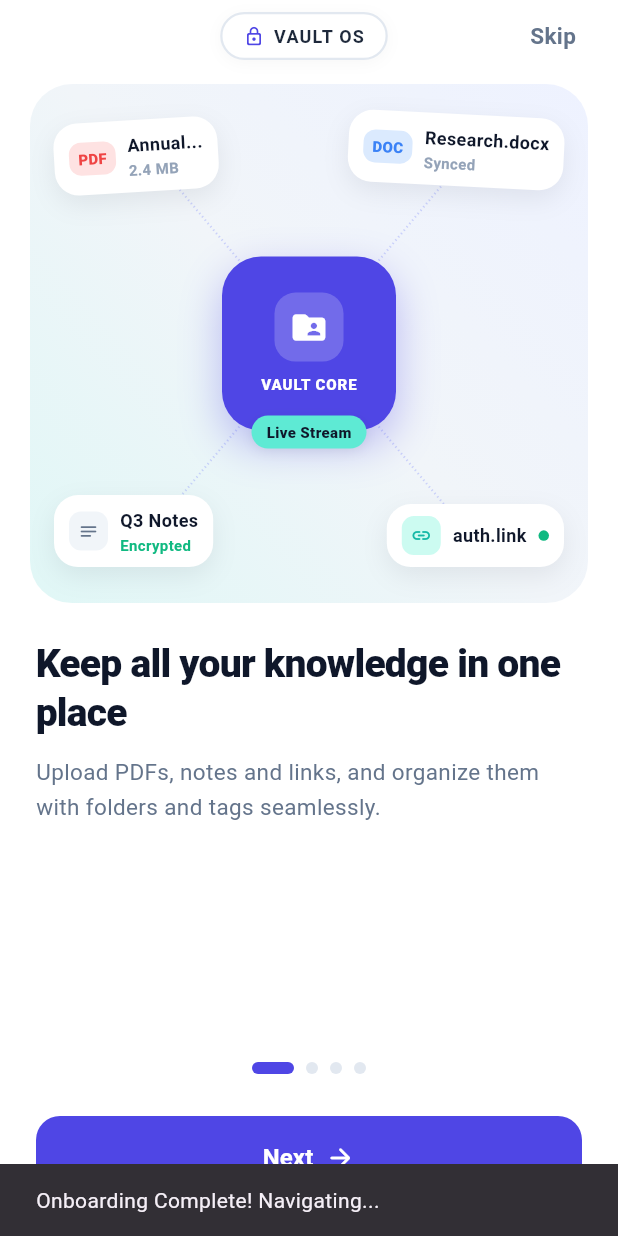
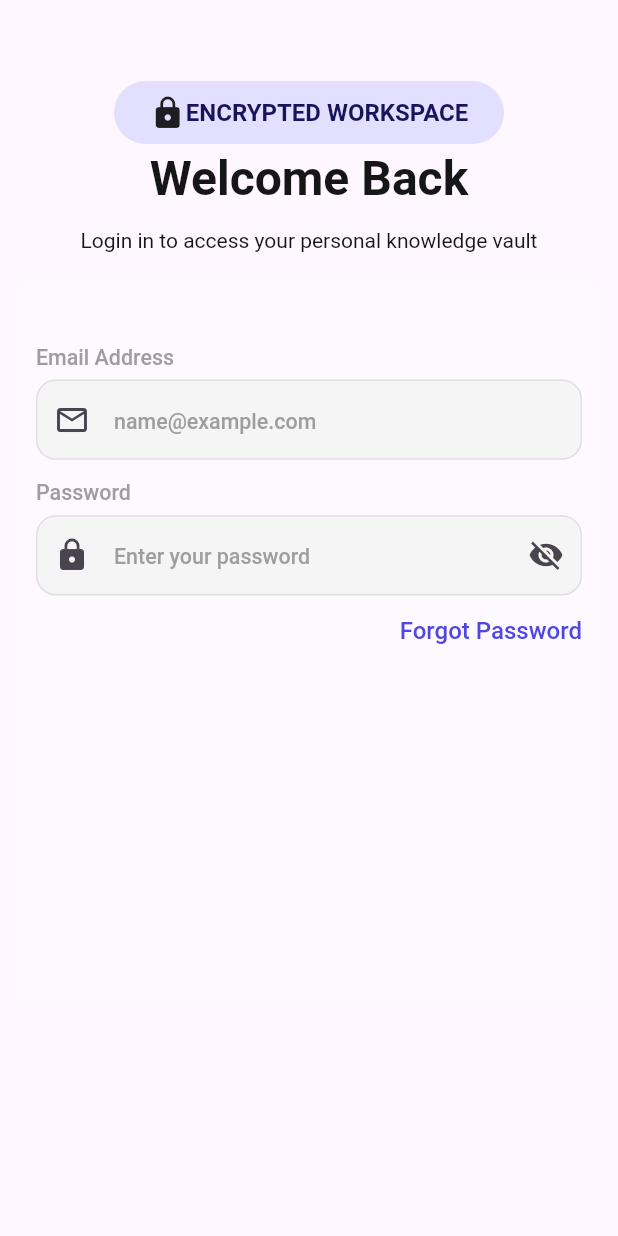
Before and after one commit to Marwa-hub983/knowledgeVault_app, a Flutter app: the screen it shows after launch, after a tap on "Skip", on a phone screen of 412 x 824 dp. Run offline on Flutter 3.47's test engine with Material 3 defaults, Android fonts, the phone set to English and light mode, and no system bars; our stand-ins replace go_router.

Commit message:
login screen added

```diff
--- a/lib/features/auth/screens/login_screen.dart
+++ b/lib/features/auth/screens/login_screen.dart
@@ -0,0 +1,123 @@
+import 'package:flutter/material.dart';
+import 'package:knowledge_vault_app/shared/constants/colors.dart';
+import 'package:knowledge_vault_app/shared/constants/font_palette.dart';
+import 'package:knowledge_vault_app/shared/constants/responsive/responsive_utils.dart';
+import 'package:knowledge_vault_app/shared/constants/text_fields/text_field.dart';
+
+class LoginScreen extends StatefulWidget {
+  const new({super.key});
+
+  @override
+  State<LoginScreen> createState() => _LoginScreenState();
+}
+
+class _LoginScreenState extends State<LoginScreen> {
+  bool isVisible = false;
+  @override
+  Widget build(BuildContext context) {
+    return Scaffold(
+      body: SafeArea(
+        child: Padding(
+          padding: const EdgeInsets.all(12.0),
+          child: Column(
+            children: [
+              SizedBox(height: 42),
+              Center(
+                child: Column(
+                  children: [
+                    Container(
+                      width: 260,
+                      height: 42,
+                      decoration: BoxDecoration(
+                        borderRadius: BorderRadius.circular(30),
+                        color: const Color(0xFFE3DFFF),
+                      ),
+
+                      child: Row(
+                        mainAxisAlignment: MainAxisAlignment.center,
+                        children: [
+                          Icon(Icons.lock),
+                          Text(
+                            'ENCRYPTED WORKSPACE',
+                            style: FontPalette.hW700S16.copyWith(
+                              color: Color(0xFF17145C),
+                            ),
+                          ),
+                        ],
+                      ),
+                    ),
+                    Text('Welcome Back', style: FontPalette.hW700S32),
+                    SizedBox(height: 8),
+                    Text(
+                      'Login in to access your personal knowledge vault',
+                      style: FontPalette.hW400S14,
+                    ),
+
+                    SizedBox(height: 18),
+                    _buildLoginUi(),
+                  ],
+                ),
+              ),
+            ],
+          ),
+        ),
+      ),
+    );
+  }
+
+Widget _buildLoginUi() {
+  return Container(
+    height: 480,
+    decoration: BoxDecoration(
+      color: kWhiteOverlay20,
+      borderRadius: BorderRadius.circular(8),
+    ),
+    child: Padding(
+      padding: const EdgeInsets.only(left: 12,right: 12,top: 12),
+      child: Column(
+        mainAxisAlignment: MainAxisAlignment.start,
+        crossAxisAlignment: CrossAxisAlignment.center,
+        children: [
+          const SizedBox(height: 28),
+
+          TextFeildWidget(
+            prefix: const Icon(Icons.email_outlined),
+            hintText: 'name@example.com',
+            topLabelText: 'Email Address',
+          ),
+
+          const SizedBox(height: 12),
+
+          TextFeildWidget(
+            prefix: const Icon(Icons.lock),
+            topLabelText: 'Password',
+            hintText: 'Enter your password',
+
+            // Toggle password visibility
+            obscureText: !isVisible,
+
+            suffixIcon: InkWell(
+              onTap: () {
+                setState(() {
+                  isVisible = !isVisible;
+                });
+              },
+              child: Icon(
+                isVisible
+                    ? Icons.visibility
+                    : Icons.visibility_off,
+              ),
+            ),
+          ),
+          SizedBox(height: 12,),
+          Row(
+            children: [Spacer(),
+            Text('Forgot Password',style: FontPalette.hW500S16.copyWith(color: kPrimaryColor),)],
+          )
+        ],
+      ),
+    ),
+  );
+}
+
+}
--- a/lib/features/auth/screens/onBoarding_screen.dart
+++ b/lib/features/auth/screens/onBoarding_screen.dart
@@ -1,4 +1,6 @@
 import 'package:flutter/material.dart';
+import 'package:go_router/go_router.dart';
+import 'package:knowledge_vault_app/shared/routes/routes.dart';
 
 class OnboardingScreen extends StatefulWidget {
   const OnboardingScreen({super.key});
@@ -47,7 +49,8 @@ class _OnboardingScreenState extends State<OnboardingScreen> {
         curve: Curves.easeInOut,
       );
     } else {
-      _onComplete();
+      // _onComplete();
+      context.push(login);
     }
   }
 
@@ -60,11 +63,11 @@ class _OnboardingScreenState extends State<OnboardingScreen> {
     }
   }
 
-  void _onComplete() {
-    ScaffoldMessenger.of(context).showSnackBar(
-      const SnackBar(content: Text('Onboarding Complete! Navigating...')),
-    );
-  }
+  // void _onComplete() {
+  //   ScaffoldMessenger.of(context).showSnackBar(
+  //     const SnackBar(content: Text('Onboarding Complete! Navigating...')),
+  //   );
+  // }
 
   @override
   Widget build(BuildContext context) {
@@ -139,7 +142,9 @@ class _OnboardingScreenState extends State<OnboardingScreen> {
                   // Skip Button (or Shield badge on final page)
                   if (!isLastPage)
                     GestureDetector(
-                      onTap: _onComplete,
+                      onTap: (){
+                        context.push(login);
+                      },
                       behavior: HitTestBehavior.opaque,
                       child: const Padding(
                         padding: EdgeInsets.symmetric(horizontal: 12),
@@ -292,11 +297,16 @@ class _OnboardingScreenState extends State<OnboardingScreen> {
                       child: Row(
                         mainAxisAlignment: MainAxisAlignment.center,
                         children: [
-                          Text(
-                            isLastPage ? 'Get started' : 'Next',
-                            style: const TextStyle(
-                              fontSize: 16,
-                              fontWeight: FontWeight.w600,
+                          GestureDetector(
+                            onTap: (){
+                              context.push(login);
+                            },
+                            child: Text(
+                              isLastPage ? 'Get started' : 'Next',
+                              style: const TextStyle(
+                                fontSize: 16,
+                                fontWeight: FontWeight.w600,
+                              ),
                             ),
                           ),
                           const SizedBox(width: 8),
@@ -399,7 +409,7 @@ class _GraphicScreen1 extends StatelessWidget {
               badgeText: 'PDF',
               badgeBgColor: Color(0xFFFEE2E2),
               badgeTextColor: Color(0xFFEF4444),
-              title: 'Annual...',
+              title: 'Architecture',
               subtitle: '2.4 MB',
             ),
           ),
--- a/lib/my_app.dart
+++ b/lib/my_app.dart
@@ -1,4 +1,6 @@
 import 'package:flutter/material.dart';
+import 'package:go_router/go_router.dart';
+import 'package:knowledge_vault_app/shared/routes/route_generator.dart';
 import 'features/auth/screens/onBoarding_screen.dart';
 
 class MyApp extends StatefulWidget {
@@ -12,6 +14,7 @@ class MyApp extends StatefulWidget {
 }
 
 class _MyAppState extends State<MyApp> {
+   final GoRouter router = RouteGenerator.generateRoute();
   ThemeMode _themeMode = ThemeMode.light;
 
   void toggleTheme() {
@@ -24,11 +27,12 @@ class _MyAppState extends State<MyApp> {
 
   @override
   Widget build(BuildContext context) {
-    return MaterialApp(
+    return MaterialApp.router(
       debugShowCheckedModeBanner: false,
       title: 'Personal Knowledge Vault App',
       themeMode: _themeMode,
-      home: const OnboardingScreen(),
+      routerConfig: router,
+
     );
   }
 }
--- /dev/null
+++ b/lib/shared/constants/font_palette.dart
@@ -0,0 +1,77 @@
+
+import 'package:flutter/material.dart';
+import 'package:knowledge_vault_app/shared/constants/colors.dart';
+
+class FontPalette {
+  static const themeFont="Manrope";
+  static TextTheme get textLightTheme{
+    final base=Typography.material2021().black;
+    return base.copyWith(
+      bodyMedium: base.bodyMedium?.copyWith(fontFamily:themeFont),
+      titleMedium: base.titleMedium?.copyWith(fontFamily:themeFont ),
+      titleLarge: base.titleLarge?.copyWith(fontFamily: themeFont)
+    );
+  }
+  static TextTheme get textDarkTheme{
+    final base = Typography.material2021().white;
+    return base.copyWith(
+      bodyMedium: base.bodyMedium?.copyWith(fontFamily: themeFont),
+      titleMedium: base.titleMedium?.copyWith(fontFamily: themeFont),
+      titleLarge: base.titleLarge?.copyWith(fontFamily: themeFont)
+    );
+  }
+  static TextStyle hW400S14=TextStyle(
+    fontSize: 14,
+    fontWeight: FontWeight.w400,
+    letterSpacing: 0,
+    color: kBlack
+  );
+   static TextStyle hW400S16=TextStyle(
+    fontSize: 16,
+    fontWeight: FontWeight.w400,
+    letterSpacing: 0,
+    color: kBlack
+  );
+   static TextStyle hW400S18=TextStyle(
+    fontSize: 18,
+    fontWeight: FontWeight.w400,
+    letterSpacing: 0,
+    color: kBlack
+  );
+   static TextStyle hW500S13=TextStyle(
+    fontSize: 13,
+    fontWeight: FontWeight.w500,
+    letterSpacing: 0,
+    color: kBlack
+  );
+    static TextStyle hW500S16=TextStyle(
+    fontSize: 16,
+    fontWeight: FontWeight.w500,
+    letterSpacing: 0,
+    color: kBlack
+  );
+    static TextStyle hW700S16=TextStyle(
+    fontSize: 16,
+    fontWeight: FontWeight.w700,
+    letterSpacing: 0,
+    color: kBlack
+  );
+     static TextStyle hW700S26=TextStyle(
+    fontSize: 26,
+    fontWeight: FontWeight.w700,
+    letterSpacing: 0,
+    color: kBlack
+  );
+     static TextStyle hW700S32=TextStyle(
+    fontSize: 32,
+    fontWeight: FontWeight.w700,
+    letterSpacing: 0,
+    color: kBlack
+  );
+       static TextStyle hW800S26=TextStyle(
+    fontSize: 26,
+    fontWeight: FontWeight.w800,
+    letterSpacing: 0,
+    color: kBlack
+  );
+}
--- /dev/null
+++ b/lib/shared/constants/responsive/responsive_utils.dart
@@ -0,0 +1,119 @@
+import 'package:flutter/material.dart';
+
+enum DeviceType {
+  mobileSmall,
+  mobile,
+  tablet,
+  desktop,
+}
+
+class ResponsiveUtils {
+
+  static const double baseWidth = 375;
+  static const double baseHeight = 812;
+
+
+  static double screenWidth(BuildContext context) =>
+      MediaQuery.of(context).size.width;
+
+  static double screenHeight(BuildContext context) =>
+      MediaQuery.of(context).size.height;
+
+  static Orientation orientation(BuildContext context) =>
+      MediaQuery.of(context).orientation;
+
+  static bool isLandscape(BuildContext context) =>
+      orientation(context) == Orientation.landscape;
+
+  static double shortestSide(BuildContext context) =>
+      MediaQuery.of(context).size.shortestSide;
+
+
+  static DeviceType getDeviceType(BuildContext context) {
+    final width = screenWidth(context);
+    final shortSide = shortestSide(context);
+
+    final isTablet = shortSide >= 600;
+
+    if (width < 360) return DeviceType.mobileSmall;
+    if (width < 600 && !isTablet) return DeviceType.mobile;
+    if (width < 1024) return DeviceType.tablet;
+    return DeviceType.desktop;
+  }
+
+  static bool isMobile(BuildContext context) =>
+      getDeviceType(context) == DeviceType.mobile ||
+      getDeviceType(context) == DeviceType.mobileSmall;
+
+  static bool isTablet(BuildContext context) =>
+      getDeviceType(context) == DeviceType.tablet;
+
+  static bool isDesktop(BuildContext context) =>
+      getDeviceType(context) == DeviceType.desktop;
+
+  // ================= SCALE METHODS =================
+  static double scaleW(BuildContext context, double size) {
+    return (screenWidth(context) / baseWidth) * size;
+  }
+
+  static double scaleH(BuildContext context, double size) {
+    return (screenHeight(context) / baseHeight) * size;
+  }
+
+  static double scaleSp(BuildContext context, double size) {
+    final scale = screenWidth(context) / baseWidth;
+    return size * scale.clamp(0.85, 1.3);
+  }
+
+  // ================= PERCENTAGE =================
+  static double wp(BuildContext context, double percent) =>
+      screenWidth(context) * percent / 100;
+
+  static double hp(BuildContext context, double percent) =>
+      screenHeight(context) * percent / 100;
+
+  // ================= COMMON UI HELPERS =================
+
+  static double getHorizontalPadding(BuildContext context) {
+    switch (getDeviceType(context)) {
+      case DeviceType.mobileSmall:
+        return scaleW(context, 12);
+      case DeviceType.mobile:
+        return scaleW(context, 16);
+      case DeviceType.tablet:
+        return scaleW(context, 20);
+      case DeviceType.desktop:
+        return scaleW(context, 40);
+    }
+  }
+
+  static double getSpacing(BuildContext context, double size) {
+    return scaleW(context, size);
+  }
+
+  static double getIconSize(BuildContext context, {double base = 24}) {
+    return scaleW(context, base);
+  }
+
+  static double getButtonHeight(BuildContext context) {
+    switch (getDeviceType(context)) {
+      case DeviceType.mobileSmall:
+        return scaleH(context, 44);
+      case DeviceType.mobile:
+        return scaleH(context, 48);
+      case DeviceType.tablet:
+        return scaleH(context, 52);
+      case DeviceType.desktop:
+        return scaleH(context, 56);
+    }
+  }
+
+  static EdgeInsets getPadding(BuildContext context) {
+    final p = getHorizontalPadding(context);
+    return EdgeInsets.symmetric(horizontal: p, vertical: p * 0.6);
+  }
+
+  static double getBorderRadius(BuildContext context, double radius) {
+    return scaleW(context, radius);
+  }
+}
--- /dev/null
+++ b/lib/shared/constants/text_fields/text_field.dart
@@ -0,0 +1,131 @@
+
+import 'package:flutter/material.dart';
+import 'package:flutter/services.dart';
+import 'package:knowledge_vault_app/shared/constants/colors.dart';
+
+import 'package:knowledge_vault_app/shared/constants/font_palette.dart';
+import 'package:knowledge_vault_app/shared/constants/responsive/responsive_utils.dart';
+
+class TextFeildWidget extends StatelessWidget {
+  const TextFeildWidget({
+    super.key,
+    this.labelText,
+    this.topLabelText,
+    this.hintText,
+    this.textStyle,
+    this.hintStyle,
+    this.textInputType,
+    this.controller,
+    this.validator,
+    this.prefix,
+    this.suffixIcon,
+    this.onTap,
+    this.readOnly = false,
+    this.maxLines = 1,
+    this.obscureText = false,
+    this.fillColor,
+    this.hight,
+    this.width,
+this.onChanged,
+    // ✅ ADD THIS BACK
+    this.inputBorder,
+  });
+
+  final String? labelText;
+  final String? topLabelText;
+  final String? hintText;
+  final TextStyle? textStyle;
+  final TextStyle? hintStyle;
+  final TextInputType? textInputType;
+  final TextEditingController? controller;
+  final String? Function(String?)? validator;
+  final Widget? prefix;
+  final Widget? suffixIcon;
+  final VoidCallback? onTap;
+  final bool readOnly;
+  final int maxLines;
+  final bool obscureText;
+  final Color? fillColor;
+  final double? hight;
+  final double? width;
+  final Function(String)? onChanged;
+
+  // ✅ NEW
+  final InputBorder? inputBorder;
+
+  OutlineInputBorder _border(BuildContext context, {Color? color}) {
+    return OutlineInputBorder(
+      borderRadius: BorderRadius.circular(
+        ResponsiveUtils.getBorderRadius(context, 12),
+      ),
+      borderSide: BorderSide(
+        color: color ?? Colors.grey.shade300,
+      ),
+    );
+  }
+
+  @override
+  Widget build(BuildContext context) {
+    final spacing = ResponsiveUtils.scaleH(context, 10);
+    final fontSize = ResponsiveUtils.scaleW(context, 15);
+    final hintSize = ResponsiveUtils.scaleW(context, 13);
+
+    return Column(
+      crossAxisAlignment: CrossAxisAlignment.start,
+      children: [
+        if (topLabelText != null) ...[
+          Text(
+            topLabelText!,
+            style: FontPalette.hW500S13.copyWith(
+              color: Colors.grey,
+              fontSize: ResponsiveUtils.scaleW(context, 13),
+            ),
+          ),
+          SizedBox(height: spacing / 2),
+        ],
+
+        SizedBox(
+          height: hight,
+          width: width,
+          child: TextFormField(
+            controller: controller,
+            validator: validator,
+            readOnly: readOnly,
+            onTap: onTap,
+            maxLines: maxLines,
+            obscureText: obscureText,
+            keyboardType: textInputType,
+            style: textStyle ??
+                FontPalette.hW500S13.copyWith(
+                  fontSize: fontSize,
+                  color: Colors.black,
+                ),
+            decoration: InputDecoration(
+              hintText: hintText,
+              hintStyle: hintStyle ??
+                  TextStyle(
+                    fontSize: hintSize,
+                    color: Colors.grey,
+                  ),
+              filled: true,
+              fillColor: fillColor ?? Colors.grey.shade100,
+              prefixIcon: prefix,
+              suffixIcon: suffixIcon,
+              contentPadding: EdgeInsets.symmetric(
+                horizontal: ResponsiveUtils.scaleW(context, 14),
+                vertical: ResponsiveUtils.scaleH(context, 14),
+              ),
+
+              // ✅ FIX HERE
+              border: inputBorder ?? _border(context, color: Colors.transparent),
+              enabledBorder: inputBorder ?? _border(context),
+              focusedBorder: inputBorder ??
+                  _border(context, color: kPrimaryColor),
+            ),
+            onChanged: onChanged,
+          ),
+        ),
+      ],
+    );
+  }
+}
--- a/lib/shared/routes/route_generator.dart
+++ b/lib/shared/routes/route_generator.dart
@@ -0,0 +1,19 @@
+import 'package:go_router/go_router.dart';
+import 'package:knowledge_vault_app/features/auth/screens/login_screen.dart';
+import 'package:knowledge_vault_app/features/auth/screens/onBoarding_screen.dart';
+import 'package:knowledge_vault_app/shared/routes/routes.dart';
+
+class RouteGenerator {
+  static GoRouter generateRoute() {
+    return GoRouter(
+      initialLocation: onBoarding,
+      routes: [
+        GoRoute(
+          path: onBoarding,
+          builder: (context, state) => OnboardingScreen(),
+        ),
+        GoRoute(path: login,builder: (context, state) => LoginScreen())
+      ],
+    );
+  }
+}
--- a/lib/shared/routes/routes.dart
+++ b/lib/shared/routes/routes.dart
@@ -0,0 +1,2 @@
+const String onBoarding='/onBoarding';
+const String login='/login';
```
Also changed, not shown: lib/shared/constants/colors.dart (added, +101 -0 lines), pubspec.lock, 1 other file.
